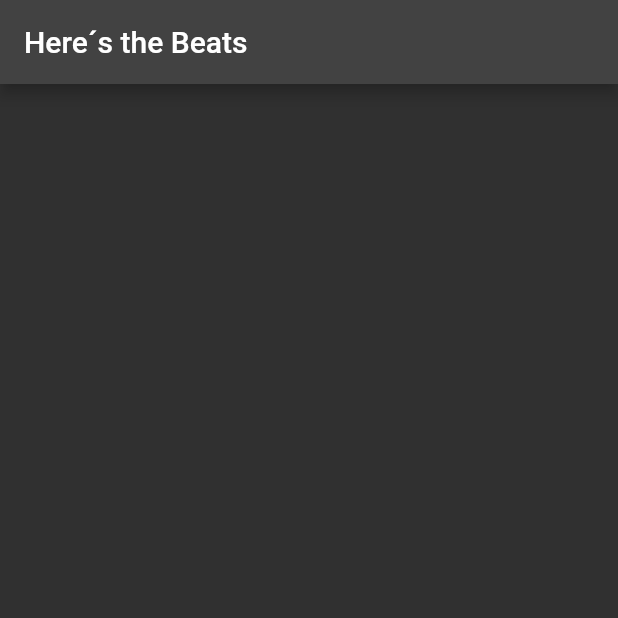
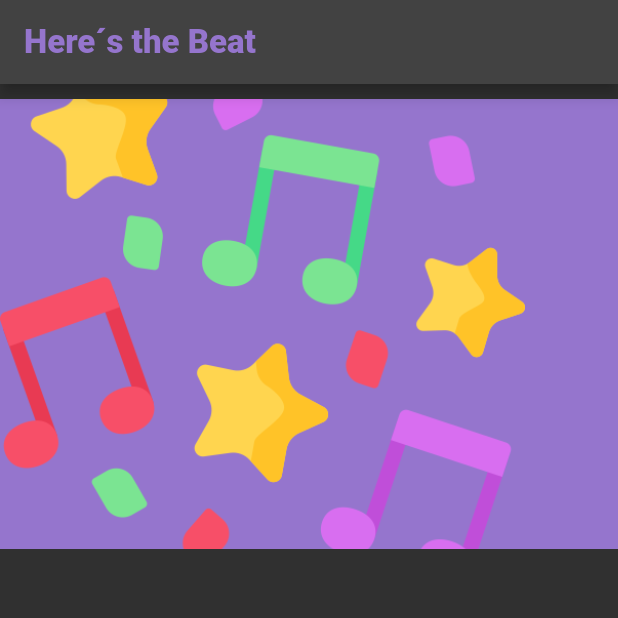
Before and after one commit to KAMZ13/FlutterProjects, a Flutter app: the screen it shows after launch, on a phone screen of 412 x 824 dp, the top half of it. Run offline on Flutter 3.47's test engine with Material 2 defaults, Android fonts, the phone set to English and light mode, and no system bars; our stand-ins replace avatar_glow, font_awesome_flutter; missing offline and left inert: dart:js_util.

Commit message:
Got something done
got a bit more code in

```diff
--- a/practica1/lib/home_page2.dart
+++ b/practica1/lib/home_page2.dart
@@ -2,7 +2,7 @@ import 'package:flutter/material.dart';
 import 'package:avatar_glow/avatar_glow.dart';
 
 class HomePage2 extends StatelessWidget {
-  const HomePage2({
+  HomePage2({
     Key? key,
   }) : super(key: key);
 
@@ -10,12 +10,12 @@ class HomePage2 extends StatelessWidget {
   Widget build(BuildContext context) {
     return Scaffold(
       appBar: AppBar(
-        title: const Text('MusicFindApp'),
+        title: Text('MusicFindApp'),
       ),
       body: Center(
         child: Column(children: [
           Padding(
-            padding: const EdgeInsets.all(16.0),
+            padding: EdgeInsets.all(16.0),
             child: Row(
               mainAxisAlignment: MainAxisAlignment.center,
               children: [
@@ -30,7 +30,7 @@ class HomePage2 extends StatelessWidget {
             ),
           ),
           Padding(
-            padding: const EdgeInsets.symmetric(vertical: 150, horizontal: 50),
+            padding: EdgeInsets.symmetric(vertical: 150, horizontal: 50),
             child: Row(mainAxisAlignment: MainAxisAlignment.center, children: [
               AvatarGlow(
                 endRadius: 90.0,
--- a/practica1/lib/song.dart
+++ b/practica1/lib/song.dart
@@ -1,12 +1,38 @@
 import 'package:flutter/material.dart';
 
 class Song extends StatelessWidget {
-  const Song({super.key});
+  Song({super.key});
 
   @override
   Widget build(BuildContext context) {
     return Scaffold(
-      appBar: AppBar(title: Text("Here´s the Beats")),
-    );
+        appBar: AppBar(
+          title: Text(
+            "Here´s the Beat",
+            style: TextStyle(
+                fontSize: 22,
+                fontWeight: FontWeight.w900,
+                color: Colors.deepPurple[300]),
+          ),
+        ),
+        body: Padding(
+          padding: const EdgeInsets.symmetric(vertical: 10),
+          child: Column(
+            children: [
+              Container(
+                alignment: Alignment.bottomCenter,
+                decoration: BoxDecoration(color: Colors.deepPurple[300]),
+                child: Row(children: [
+                  Column(
+                    children: [
+                      Image.asset('assets/party.png',
+                          width: 350, height: 300, fit: BoxFit.cover),
+                    ],
+                  )
+                ]),
+              ),
+            ],
+          ),
+        ));
   }
 }
```
